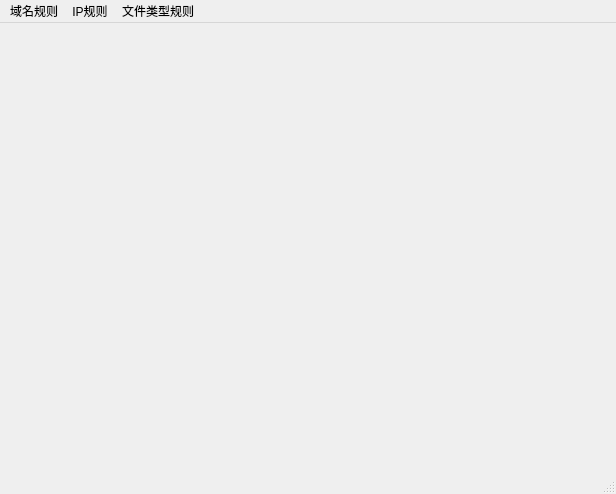
Above: MainWidget.ui from HiCikey/HttpProxyServer before the change. Below: the same form after it.
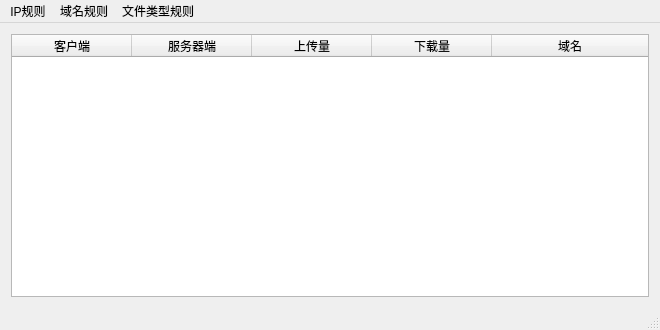
That is the form after the change.

Patch:
```diff
--- a/MainWidget.ui
+++ b/MainWidget.ui
@@ -6,20 +6,103 @@
    <rect>
     <x>0</x>
     <y>0</y>
-    <width>616</width>
-    <height>494</height>
+    <width>660</width>
+    <height>330</height>
    </rect>
   </property>
+  <property name="minimumSize">
+   <size>
+    <width>660</width>
+    <height>330</height>
+   </size>
+  </property>
   <property name="windowTitle">
    <string>MainWidget</string>
   </property>
-  <widget class="QWidget" name="centralWidget"/>
+  <widget class="QWidget" name="centralWidget">
+   <property name="minimumSize">
+    <size>
+     <width>0</width>
+     <height>0</height>
+    </size>
+   </property>
+   <layout class="QGridLayout" name="gridLayout">
+    <item row="0" column="0">
+     <widget class="QTableWidget" name="tableWidget">
+      <property name="layoutDirection">
+       <enum>Qt::LeftToRight</enum>
+      </property>
+      <property name="autoFillBackground">
+       <bool>false</bool>
+      </property>
+      <property name="autoScrollMargin">
+       <number>4</number>
+      </property>
+      <property name="editTriggers">
+       <set>QAbstractItemView::NoEditTriggers</set>
+      </property>
+      <property name="tabKeyNavigation">
+       <bool>false</bool>
+      </property>
+      <property name="sortingEnabled">
+       <bool>true</bool>
+      </property>
+      <property name="columnCount">
+       <number>5</number>
+      </property>
+      <attribute name="horizontalHeaderVisible">
+       <bool>true</bool>
+      </attribute>
+      <attribute name="horizontalHeaderCascadingSectionResizes">
+       <bool>false</bool>
+      </attribute>
+      <attribute name="horizontalHeaderDefaultSectionSize">
+       <number>120</number>
+      </attribute>
+      <attribute name="horizontalHeaderStretchLastSection">
+       <bool>true</bool>
+      </attribute>
+      <attribute name="verticalHeaderVisible">
+       <bool>true</bool>
+      </attribute>
+      <attribute name="verticalHeaderStretchLastSection">
+       <bool>false</bool>
+      </attribute>
+      <column>
+       <property name="text">
+        <string>客户端</string>
+       </property>
+      </column>
+      <column>
+       <property name="text">
+        <string>服务器端</string>
+       </property>
+      </column>
+      <column>
+       <property name="text">
+        <string>上传量</string>
+       </property>
+      </column>
+      <column>
+       <property name="text">
+        <string>下载量</string>
+       </property>
+      </column>
+      <column>
+       <property name="text">
+        <string>域名</string>
+       </property>
+      </column>
+     </widget>
+    </item>
+   </layout>
+  </widget>
   <widget class="QMenuBar" name="menuBar">
    <property name="geometry">
     <rect>
      <x>0</x>
      <y>0</y>
-     <width>616</width>
+     <width>660</width>
      <height>22</height>
     </rect>
    </property>
@@ -38,8 +121,8 @@
      <string>文件类型规则</string>
     </property>
    </widget>
-   <addaction name="menu"/>
    <addaction name="menu_2"/>
+   <addaction name="menu"/>
    <addaction name="menu_3"/>
   </widget>
   <widget class="QStatusBar" name="statusBar"/>
```
